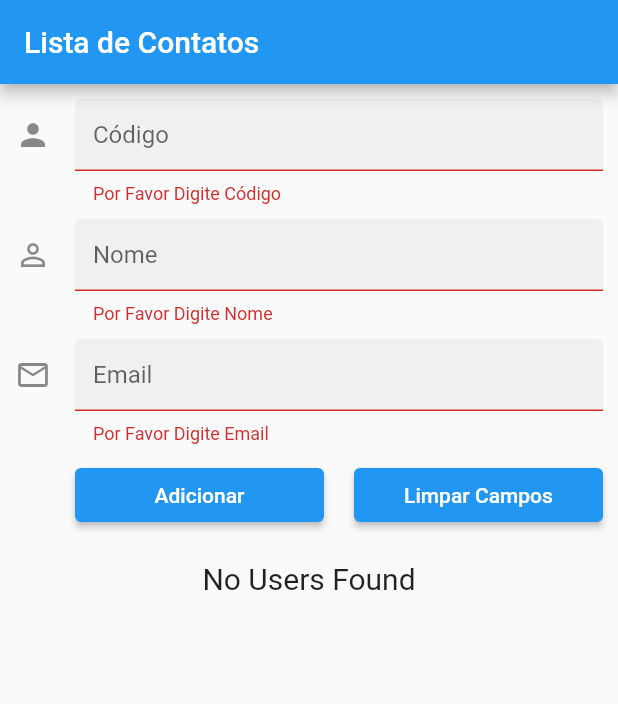
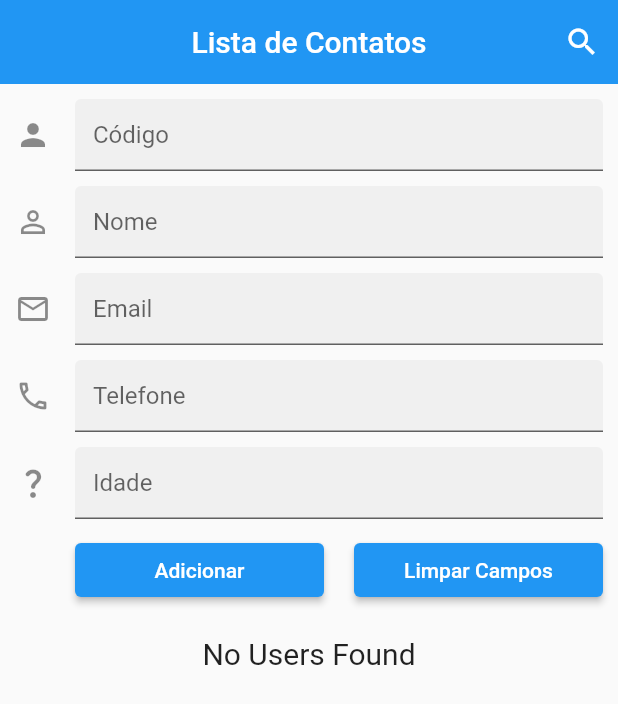
Before and after one commit to italobrunkhorst/contactList_with_Hive, a Flutter app: the screen it shows after launch, after a tap on "Adicionar", on a phone screen of 412 x 824 dp. Shown: the top 704 px of the screen. Run offline on Flutter 3.47's test engine with Material 2 defaults, Android fonts, the phone set to English and light mode, and no system bars; our stand-ins replace hive, hive_flutter; accounts and stored records are empty.

Commit message:
atualização

```diff
--- a/lib/contact_listview.dart
+++ b/lib/contact_listview.dart
@@ -31,7 +31,7 @@ class ContactListView extends StatelessWidget {
                 fontSize: 18,
               ),
             ),
-            subtitle: Text(users[index].user_name),
+            subtitle: Text('${users[index].user_name} \n${users[index].telefone} \n${users[index].idade}'),
             children: <Widget>[
               Row(
                 mainAxisAlignment: MainAxisAlignment.spaceAround,
--- a/lib/form_contact_fielder.dart
+++ b/lib/form_contact_fielder.dart
@@ -6,6 +6,7 @@ class FormContactFielder extends StatelessWidget {
   String hintTextName;
   IconData iconData;
   TextInputType textInputType;
+
 
   FormContactFielder(
       {super.key,
@@ -23,17 +24,45 @@ class FormContactFielder extends StatelessWidget {
         hintText: hintTextName,
         filled: true,
       ),
+      autovalidateMode: AutovalidateMode.onUserInteraction,
       keyboardType: textInputType,
       validator: (value) {
-        if (value == null || value.isEmpty) {
+        if (value == null || value.isEmpty ) {
           return 'Por Favor Digite $hintTextName';
+        }
+        if(hintTextName == 'Nome' && !validarNome(value)){
+          return 'Nome não pode conter número';
         }
         if (hintTextName == 'Email' && !validateEmail(value)) {
           return 'Digite um Email Válido';
         }
+        if (hintTextName == 'Telefone' && !validarCelular(value)) {
+          return 'Digite um Telefone válido';
+        }
+        if(hintTextName == 'Idade' && !validarCelular(value)) {
+          return 'Idade deve conter só número';
+        }
+        if (hintTextName == 'Código' && !validarCelular(value)) {
+          return 'Código deve conter só número';
+        }
       },
     );
   }
+}
+
+validarNome(String nome){
+  final nomeReg = RegExp(r'(^[a-zA-Z]*$)');
+  return nomeReg.hasMatch(nome);
+}
+
+validarCelular(String telefone){
+    final telefoneReg = RegExp(r'(^[0-9]*$)');
+    return telefoneReg.hasMatch(telefone);
+}
+
+validarIdade(String idade){
+  final idadeReg = RegExp(r'(^[0-9]*$)');
+  return idadeReg.hasMatch(idade);
 }
 
 validateEmail(String email) {
--- a/lib/home_contact.dart
+++ b/lib/home_contact.dart
@@ -20,12 +20,16 @@ class _HomeContactState extends State<HomeContact> {
   final idUserControl = TextEditingController();
   final nameUserControl = TextEditingController();
   final emailUserControl = TextEditingController();
+  final telefoneUserControl = TextEditingController();
+  final idadeUserControl = TextEditingController();
 
   @override
   void dispose() {
     idUserControl.dispose();
     nameUserControl.dispose();
     emailUserControl.dispose();
+    telefoneUserControl.dispose();
+    idadeUserControl.dispose();
     Hive.close(); // fechar as boxes
     super.dispose();
   }
@@ -36,7 +40,9 @@ class _HomeContactState extends State<HomeContact> {
     UserModel user = UserModel()
       ..user_id = '1'
       ..user_name = 'Joao'
-      ..email = 'xx@xx.com';
+      ..email = 'xx@xx.com'
+      ..telefone = '(41) 98514-4318';
+    users.add(user);
     users.add(user);
     users.add(user);
     users.add(user);
@@ -45,14 +51,16 @@ class _HomeContactState extends State<HomeContact> {
     return users;
   }
 
-  Future<void> addUser(String id, String name, String email) async {
+  Future<void> addUser(String id, String name, String email, String telefone, String idade) async {
     if (_formKey.currentState!.validate()) {
       _formKey.currentState!.save();
 
       final user = UserModel()
         ..user_id = id
         ..user_name = name
-        ..email = email;
+        ..email = email
+        ..telefone = telefone
+        ..idade = idade;
 
       // pega a caixa aberta
       final box = UserBox.getUsers();
@@ -78,23 +86,37 @@ class _HomeContactState extends State<HomeContact> {
     idUserControl.text = user.user_id;
     nameUserControl.text = user.user_name;
     emailUserControl.text = user.email;
+    telefoneUserControl.text = user.telefone;
+    idadeUserControl.text = user.idade;
   }
 
   void _clearTextControllers() {
     idUserControl.clear();
     nameUserControl.clear();
     emailUserControl.clear();
+    telefoneUserControl.clear();
+    idadeUserControl.clear();
   }
 
   @override
   Widget build(BuildContext context) {
     final users = testeData();
 
-    return Form(
+    return Scaffold(
       key: _formKey,
-      child: Scaffold(
         appBar: AppBar(
-          title: const Text('Lista de Contatos'),
+          elevation: 0,
+          centerTitle: true,
+          title: const Text("Lista de Contatos",
+          ),
+          actions: <Widget>[
+            Row(
+              mainAxisAlignment: MainAxisAlignment.spaceBetween,
+              children: <Widget>[
+                IconButton(onPressed: (){}, icon: Icon(Icons.search))
+              ],
+            )
+          ],
         ),
         body: SingleChildScrollView(
           padding: const EdgeInsets.all(10),
@@ -104,12 +126,14 @@ class _HomeContactState extends State<HomeContact> {
                 controller: idUserControl,
                 iconData: Icons.person,
                 hintTextName: 'Código',
+                textInputType: TextInputType.number,
               ),
               const SizedBox(height: 10),
               FormContactFielder(
                 controller: nameUserControl,
                 iconData: Icons.person_outline,
                 hintTextName: 'Nome',
+                textInputType: TextInputType.text,
               ),
               const SizedBox(height: 10),
               FormContactFielder(
@@ -117,6 +141,20 @@ class _HomeContactState extends State<HomeContact> {
                 iconData: Icons.email_outlined,
                 textInputType: TextInputType.emailAddress,
                 hintTextName: 'Email',
+              ),
+              const SizedBox(height: 10),
+              FormContactFielder(
+                controller: telefoneUserControl,
+                hintTextName: 'Telefone',
+                iconData: Icons.call_outlined,
+                textInputType: TextInputType.phone,
+              ),
+              const SizedBox(height: 10),
+              FormContactFielder(
+                controller: idadeUserControl,
+                hintTextName: 'Idade',
+                iconData: Icons.question_mark_rounded,
+                textInputType: TextInputType.number,
               ),
               const SizedBox(height: 10),
               Container(
@@ -130,6 +168,8 @@ class _HomeContactState extends State<HomeContact> {
                           idUserControl.text,
                           nameUserControl.text,
                           emailUserControl.text,
+                          telefoneUserControl.text,
+                          idadeUserControl.text,
                         ),
                         child: const Text('Adicionar'),
                       ),
@@ -168,7 +208,6 @@ class _HomeContactState extends State<HomeContact> {
             ],
           ),
         ),
-      ),
-    );
+      );
   }
 }
--- a/lib/model/user.dart
+++ b/lib/model/user.dart
@@ -11,4 +11,8 @@ class UserModel extends HiveObject {
   late String user_name;
   @HiveField(2) // indice do atributo
   late String email;
+  @HiveField(3)
+  late String telefone;
+  @HiveField(4)
+  late String idade;
 }
```
Also changed, not shown: lib/model/user.g.dart, pubspec.lock.
